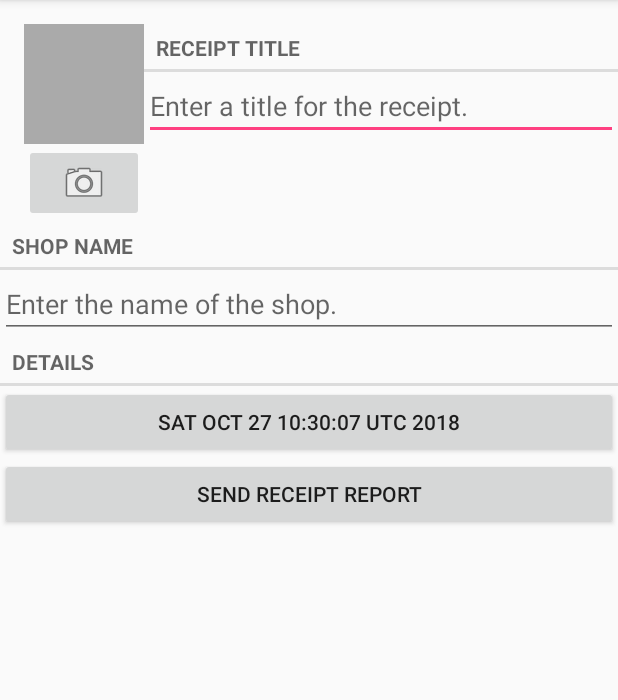
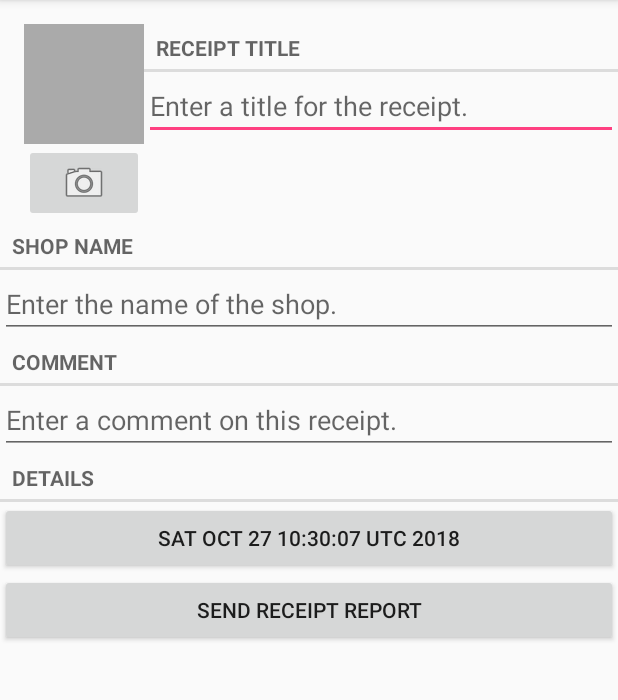
Before and after one commit to usc-sba006/MyReceipts, an Android app: the screen it shows after launch (ReceiptPagerActivity), after a tap on "New Receipt", on a phone screen of 412 x 824 dp, the part 84-784 px from its top. Run offline under Robolectric (Android 15) with nearby library versions, the phone set to English and light mode, and no system bars.

Commit message:
Comment section added to UI + SQLite backend.
Next step is WebView implementation to the toolbar (possibly will happen in a few steps).

```diff
--- a/app/src/main/java/com/bignerdranch/android/myreceipts/Receipt.java
+++ b/app/src/main/java/com/bignerdranch/android/myreceipts/Receipt.java
@@ -7,6 +7,7 @@ public class Receipt {
     private UUID mId;
     private String mTitle;
     private String mShop; //edit
+    private String mComment; //edit2
     private Date mDate;
 
     public UUID getId() {
@@ -34,6 +35,10 @@ public class Receipt {
 
     public void setShop(String mShop) { this.mShop = mShop; } //edit
 
+    public String getComment() { return mComment; } //edit2
+
+    public void setComment(String mComment) { this.mComment = mComment; } //edit2
+
     public Date getDate() { return mDate; }
 
     public void setDate(Date mDate) {
--- a/app/src/main/java/com/bignerdranch/android/myreceipts/ReceiptFragment.java
+++ b/app/src/main/java/com/bignerdranch/android/myreceipts/ReceiptFragment.java
@@ -40,6 +40,7 @@ public class ReceiptFragment extends Fragment {
     private File mPhotoFile;
     private EditText mTitleField;
     private EditText mShopField; //edit
+    private EditText mCommentField; //edit2
     private Button mDateButton;
     private Button mReportButton;
     private ImageButton mPhotoButton;
@@ -105,6 +106,26 @@ public class ReceiptFragment extends Fragment {
             public void onTextChanged(
                     CharSequence s, int start, int before, int count) {
                 mReceipt.setShop(s.toString());
+            }
+            @Override
+            public void afterTextChanged(Editable s) {
+                // This one too
+            }
+        });
+
+        //edit2
+        mCommentField = (EditText) v.findViewById(R.id.receipt_comment);
+        mCommentField.setText(mReceipt.getComment());
+        mCommentField.addTextChangedListener(new TextWatcher() {
+            @Override
+            public void beforeTextChanged(
+                    CharSequence s, int start, int count, int after) {
+                // This space intentionally left blank
+            }
+            @Override
+            public void onTextChanged(
+                    CharSequence s, int start, int before, int count) {
+                mReceipt.setComment(s.toString());
             }
             @Override
             public void afterTextChanged(Editable s) {
--- a/app/src/main/java/com/bignerdranch/android/myreceipts/ReceiptLab.java
+++ b/app/src/main/java/com/bignerdranch/android/myreceipts/ReceiptLab.java
@@ -100,6 +100,7 @@ public class ReceiptLab {
         values.put(ReceiptDbSchema.ReceiptTable.Cols.UUID, receipt.getId().toString());
         values.put(ReceiptDbSchema.ReceiptTable.Cols.TITLE, receipt.getTitle());
         values.put(ReceiptDbSchema.ReceiptTable.Cols.SHOP, receipt.getShop()); //edit
+        values.put(ReceiptDbSchema.ReceiptTable.Cols.COMMENT, receipt.getComment()); //edit2
         values.put(ReceiptDbSchema.ReceiptTable.Cols.DATE, receipt.getDate().getTime());
 
         return values;
--- a/app/src/main/java/database/ReceiptBaseHelper.java
+++ b/app/src/main/java/database/ReceiptBaseHelper.java
@@ -21,6 +21,7 @@ public class ReceiptBaseHelper extends SQLiteOpenHelper {
                 ReceiptTable.Cols.UUID + ", " +
                 ReceiptTable.Cols.TITLE + ", " +
                 ReceiptTable.Cols.SHOP + ", " + //edit
+                ReceiptTable.Cols.COMMENT + ", " + //edit2
                 ReceiptTable.Cols.DATE +
                 ")");
     }
--- a/app/src/main/java/database/ReceiptCursorWrapper.java
+++ b/app/src/main/java/database/ReceiptCursorWrapper.java
@@ -17,11 +17,13 @@ public class ReceiptCursorWrapper extends CursorWrapper {
         String uuidString = getString(getColumnIndex(ReceiptDbSchema.ReceiptTable.Cols.UUID));
         String title = getString(getColumnIndex(ReceiptDbSchema.ReceiptTable.Cols.TITLE));
         String shop = getString(getColumnIndex(ReceiptDbSchema.ReceiptTable.Cols.SHOP)); //edit
+        String comment = getString(getColumnIndex(ReceiptDbSchema.ReceiptTable.Cols.COMMENT)); //edit2
         long date = getLong(getColumnIndex(ReceiptDbSchema.ReceiptTable.Cols.DATE));
 
         Receipt receipt = new Receipt(UUID.fromString(uuidString));
         receipt.setTitle(title);
-        receipt.setShop(shop);
+        receipt.setShop(shop); //edit
+        receipt.setComment(comment); //edit2
         receipt.setDate(new Date(date));
 
         return receipt;
--- a/app/src/main/java/database/ReceiptDbSchema.java
+++ b/app/src/main/java/database/ReceiptDbSchema.java
@@ -8,6 +8,7 @@ public class ReceiptDbSchema {
             public static final String UUID = "uuid";
             public static final String TITLE = "title";
             public static final String SHOP = "shop"; //edit
+            public static final String COMMENT = "comment"; //edit2
             public static final String DATE = "date";
         }
     }
--- a/app/src/main/res/layout/fragment_receipt.xml
+++ b/app/src/main/res/layout/fragment_receipt.xml
@@ -67,6 +67,18 @@
         style="?android:listSeparatorTextViewStyle"
         android:layout_width="match_parent"
         android:layout_height="wrap_content"
+        android:text="@string/receipt_comment_label"/>
+    <EditText
+        android:id="@+id/receipt_comment"
+        android:layout_width="match_parent"
+        android:layout_height="wrap_content"
+        android:hint="@string/receipt_comment_hint"/>
+
+
+    <TextView
+        style="?android:listSeparatorTextViewStyle"
+        android:layout_width="match_parent"
+        android:layout_height="wrap_content"
         android:text="@string/receipt_details_label"/>
     <Button
         android:id="@+id/receipt_date"
--- a/app/src/main/res/values/strings.xml
+++ b/app/src/main/res/values/strings.xml
@@ -4,6 +4,8 @@
     <string name="receipt_title_label">Receipt Title</string>
     <string name="receipt_shop_hint">Enter the name of the shop.</string>
     <string name="receipt_shop_label">Shop Name</string>
+    <string name="receipt_comment_hint">Enter a comment on this receipt.</string>
+    <string name="receipt_comment_label">Comment</string>
     <string name="receipt_details_label">Details</string>
     <string name="date_picker_title">Date of purchase:</string>
     <string name="new_receipt">New Receipt</string>
```
